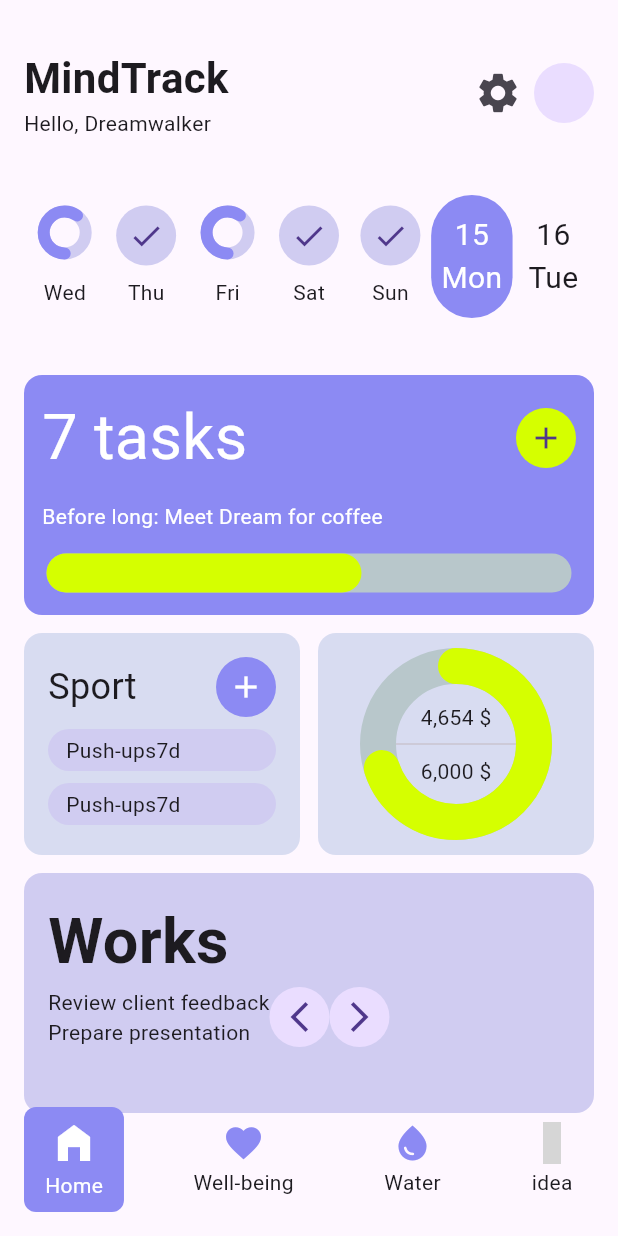
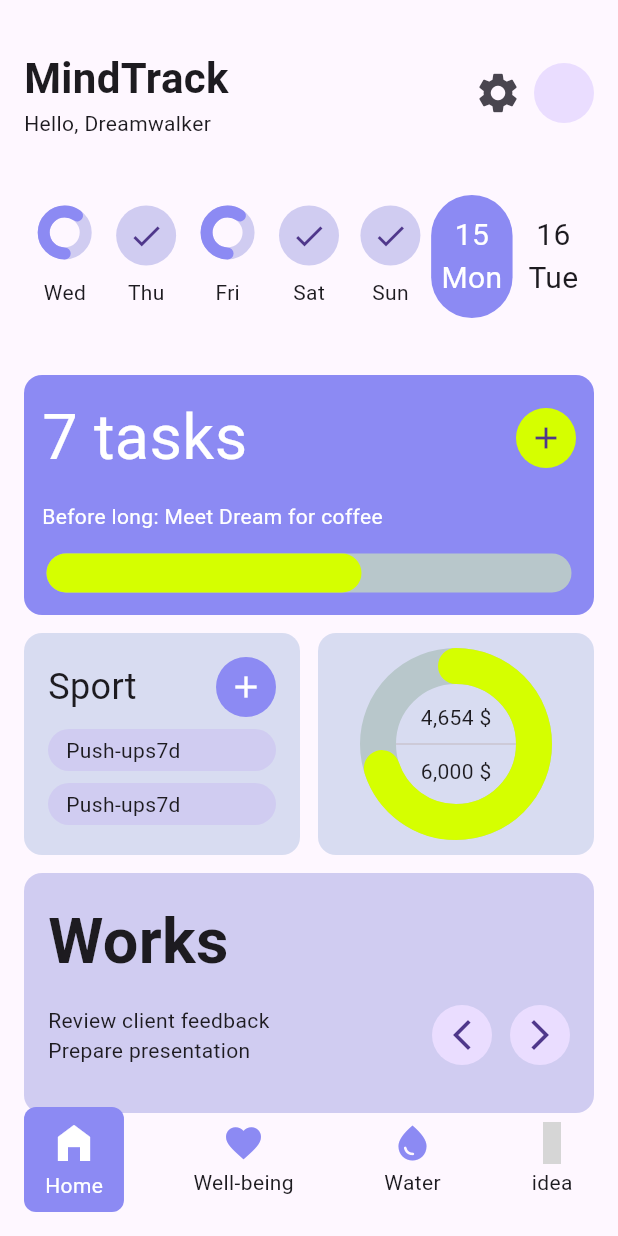
Before and after one commit to JAICHANGPARK/flutter_notebook_chapter_43, a Flutter app: the HabitJournalMainScreen screen opened directly, on a phone screen of 412 x 824 dp. Run offline on Flutter 3.47's test engine with Material 3 defaults, Android fonts, the phone set to English and light mode, and no system bars; drawn by our look-alikes of percent_indicator; our stand-ins replace gap, hugeicons; grey boxes are pictures that could not be loaded.

Commit message:
Update habit_journal_home_screen.dart

```diff
--- a/lib/ep2173_habit_journal_app/ui/home/habit_journal_home_screen.dart
+++ b/lib/ep2173_habit_journal_app/ui/home/habit_journal_home_screen.dart
@@ -352,6 +352,7 @@ class _HabitJournalHomeScreenState extends State<HabitJournalHomeScreen> {
               padding: EdgeInsets.all(16),
               child: Column(
                 crossAxisAlignment: CrossAxisAlignment.start,
+                spacing: 12,
                 children: [
                   Text(
                     "Works",
@@ -361,10 +362,12 @@ class _HabitJournalHomeScreenState extends State<HabitJournalHomeScreen> {
                     ),
                   ),
                   Row(
+                    spacing: 12,
                     children: [
                       Text(
                         "Review client feedback\nPrepare presentation",
                       ),
+                      Spacer(),
                       CircleAvatar(
                         child: Icon(
                           Icons.arrow_back_ios_new_sharp,
```
